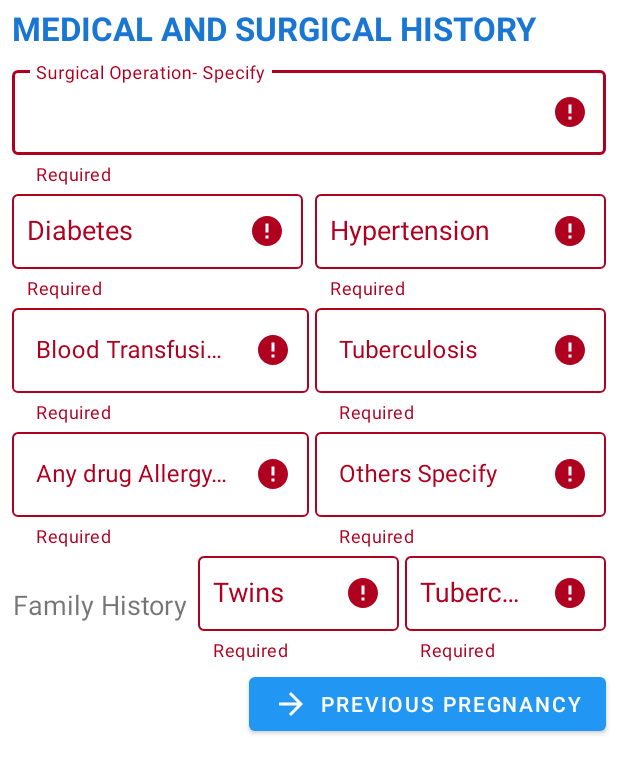
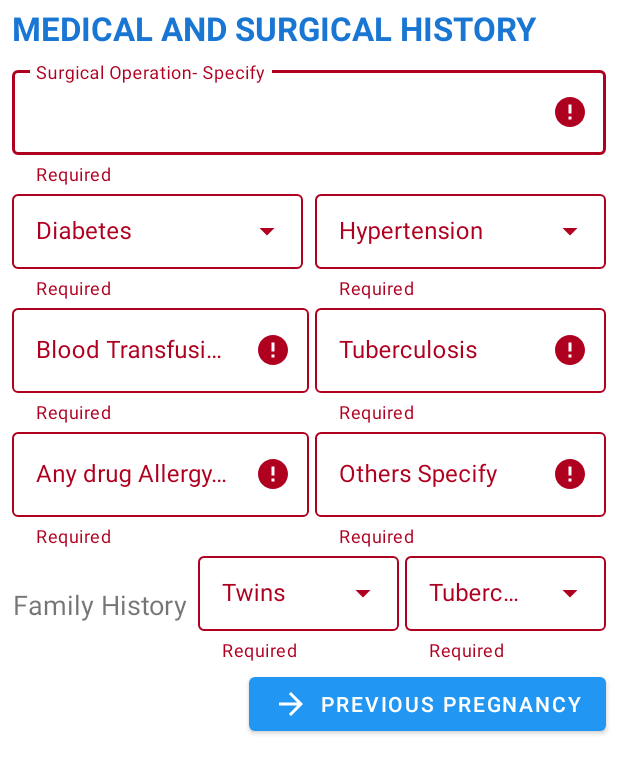
Before and after one commit to polojerry/Linda-Jamii, an Android app: the fragment MedicalSurgicalHistoryFragment shown on its own in the app's theme, after a tap on "PREVIOUS PREGNANCY", on a phone screen of 412 x 824 dp. Shown: the top 774 px of the screen. Run offline under Robolectric (Android 15) with nearby library versions, the phone set to English and light mode, and no system bars; our stand-ins replace Firebase (no records; nobody signed in at launch, a user with empty details on screens opened directly), data binding.

Commit message:
updated fragment_medical_surgical_history.xml and layout_dropdown_menu_popup.xml. Update the dropdowns and fonts

```diff
--- a/app/src/main/java/com/polotechnologies/lindajamii/ui/initialvisit/maternalProfile/MaternalProfileFragment.kt
+++ b/app/src/main/java/com/polotechnologies/lindajamii/ui/initialvisit/maternalProfile/MaternalProfileFragment.kt
@@ -8,6 +8,7 @@ import android.view.ViewGroup
 import android.widget.Toast
 import androidx.databinding.DataBindingUtil
 import androidx.lifecycle.ViewModelProvider
+import androidx.navigation.fragment.findNavController
 import com.google.firebase.firestore.FirebaseFirestore
 import com.google.firebase.ktx.Firebase
 import com.polotechnologies.lindajamii.R
@@ -36,8 +37,9 @@ class MaternalProfileFragment : Fragment() {
         mViewModel = ViewModelProvider(this, factory)[MaternalProfileViewModel::class.java]
 
         mBinding.buttonNextMedicalSurgicalHistory.setOnClickListener {
-            if(mViewModel.isFieldsValid()){
-                Toast.makeText(context!!.applicationContext, "All Valid", Toast.LENGTH_SHORT).show()
+            //For testing purposes check is always true
+            if(!mViewModel.isFieldsValid()){
+                findNavController().navigate(R.id.action_maternalProfileFragment_to_medicalSurgicalHistoryFragment)
             }
         }
         return mBinding.root
--- a/app/src/main/java/com/polotechnologies/lindajamii/ui/initialvisit/medicalSurgicalHistory/MedicalSurgicalHistoryFragment.kt
+++ b/app/src/main/java/com/polotechnologies/lindajamii/ui/initialvisit/medicalSurgicalHistory/MedicalSurgicalHistoryFragment.kt
@@ -40,6 +40,7 @@ class MedicalSurgicalHistoryFragment : Fragment() {
             }
         }
 
+        setFilledDropDownMenu()
         return mBinding.root
     }
 
--- a/app/src/main/res/layout/fragment_medical_surgical_history.xml
+++ b/app/src/main/res/layout/fragment_medical_surgical_history.xml
@@ -63,13 +63,12 @@
 
                 <com.google.android.material.textfield.TextInputLayout
                     android:id="@+id/text_layout_medical_surgical_history_diabetes"
-                    style="@style/Theme.LindaJamii.TextInputLayout.Outlined"
+                    style="@style/Theme.LindaJamii.TextInputLayout.Outlined.ExposedDropMenu"
                     android:layout_width="0dp"
                     android:layout_height="wrap_content"
-                    android:layout_marginStart="8dp"
                     android:layout_marginEnd="4dp"
                     app:layout_constraintEnd_toStartOf="@+id/text_layout_medical_surgical_history_hyper_tension"
-                    app:layout_constraintStart_toStartOf="parent"
+                    app:layout_constraintStart_toStartOf="@+id/text_layout_medical_surgical_history_sergical_operation"
                     app:layout_constraintTop_toBottomOf="@+id/text_layout_medical_surgical_history_sergical_operation">
 
                     <com.google.android.material.textfield.MaterialAutoCompleteTextView
@@ -84,7 +83,7 @@
 
                 <com.google.android.material.textfield.TextInputLayout
                     android:id="@+id/text_layout_medical_surgical_history_hyper_tension"
-                    style="@style/Theme.LindaJamii.TextInputLayout.Outlined"
+                    style="@style/Theme.LindaJamii.TextInputLayout.Outlined.ExposedDropMenu"
                     android:layout_width="0dp"
                     android:layout_height="wrap_content"
                     android:layout_marginStart="4dp"
@@ -198,7 +197,7 @@
 
                 <com.google.android.material.textfield.TextInputLayout
                     android:id="@+id/text_layout_medical_surgical_history_twins"
-                    style="@style/Theme.LindaJamii.TextInputLayout.Outlined"
+                    style="@style/Theme.LindaJamii.TextInputLayout.Outlined.ExposedDropMenu"
                     android:layout_width="0dp"
                     android:layout_height="wrap_content"
                     android:layout_marginStart="4dp"
@@ -219,7 +218,7 @@
 
                 <com.google.android.material.textfield.TextInputLayout
                     android:id="@+id/text_layout_medical_surgical_history_family_history_tuberculosis"
-                    style="@style/Theme.LindaJamii.TextInputLayout.Outlined"
+                    style="@style/Theme.LindaJamii.TextInputLayout.Outlined.ExposedDropMenu"
                     android:layout_width="0dp"
                     android:layout_height="wrap_content"
                     android:layout_marginEnd="8dp"
--- a/app/src/main/res/layout/layout_dropdown_menu_popup.xml
+++ b/app/src/main/res/layout/layout_dropdown_menu_popup.xml
@@ -5,6 +5,7 @@
     android:ellipsize="end"
     android:maxLines="1"
     android:padding="16dp"
+    android:textSize="14sp"
     tools:text="Yes"
     android:textAppearance="?attr/textAppearanceSubtitle1"
     xmlns:android="http://schemas.android.com/apk/res/android" />
--- a/app/src/main/res/values/themes.xml
+++ b/app/src/main/res/values/themes.xml
@@ -13,6 +13,11 @@
     <style name="Theme.LindaJamii.TextInputLayout.Outlined" parent="Widget.MaterialComponents.TextInputLayout.OutlinedBox">
         <item name="boxBackgroundColor">@color/colorTextIcons</item>
     </style>
+
+    <style name="Theme.LindaJamii.TextInputLayout.Outlined.ExposedDropMenu" parent="Widget.MaterialComponents.TextInputLayout.OutlinedBox.Dense.ExposedDropdownMenu">
+        <item name="boxBackgroundColor">@color/colorTextIcons</item>
+    </style>
+
 
     <style name="Theme.LindaJamii.DarkActionBar" parent="@style/ThemeOverlay.MaterialComponents.Dark.ActionBar">
         <item name="colorButtonNormal">@color/colorTextIcons</item>
```
Also changed, not shown: app/src/main/res/navigation/nav_graph_initial_visit.xml (+13 -1 lines).
